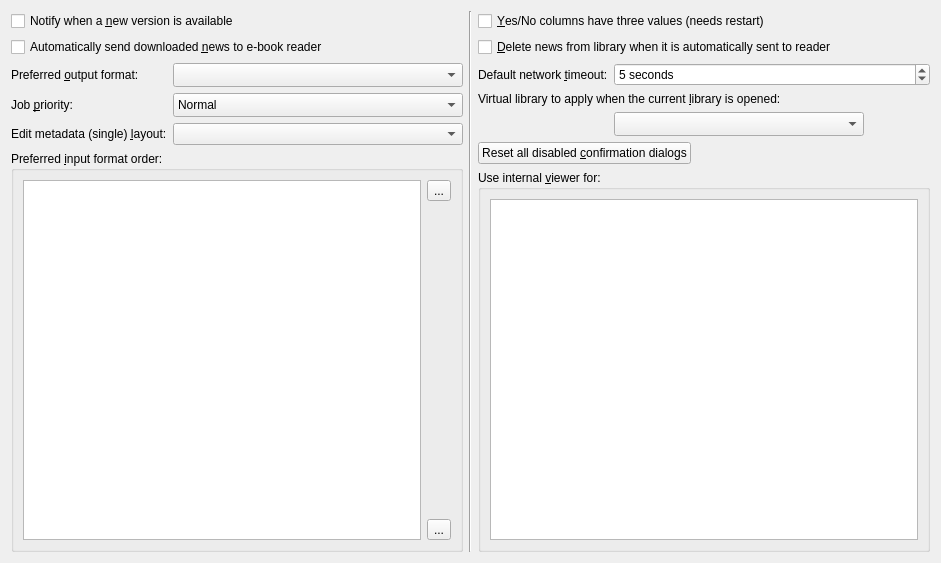
The window that src/calibre/gui2/preferences/behavior.ui (debian-calibre/calibre) describes before a commit, drawn with Qt 5.
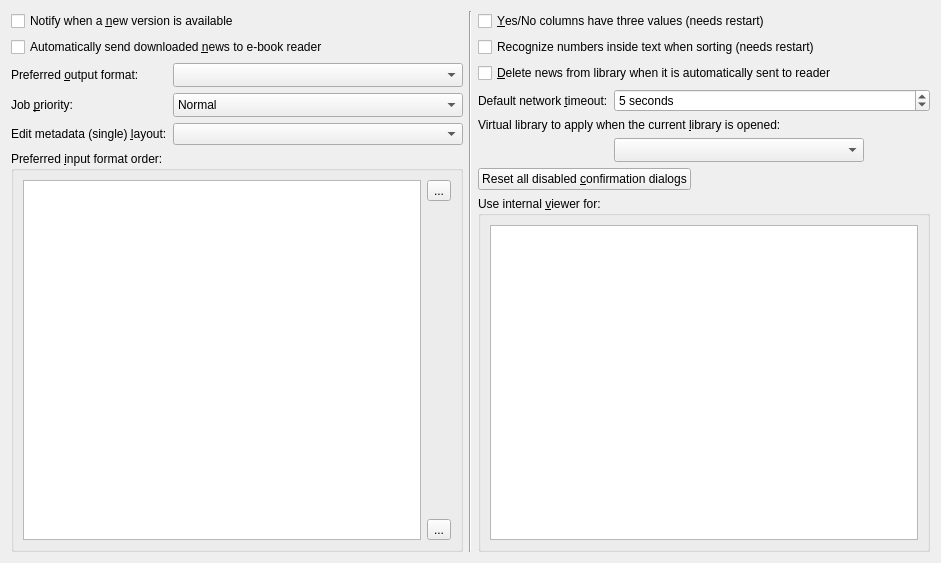
The same window after the commit. Icons and pictures are not drawn.

Patch:
```diff
--- a/src/calibre/gui2/preferences/behavior.ui
+++ b/src/calibre/gui2/preferences/behavior.ui
@@ -208,6 +208,20 @@
       </widget>
      </item>
      <item row="1" column="0" colspan="2">
+      <widget class="QCheckBox" name="opt_numeric_collation">
+       <property name="text">
+        <string>Recognize numbers inside text when sorting (needs restart)</string>
+       </property>
+       <property name="toolTip">
+        <string>&lt;p&gt;Setting this means that when sorting on text fields
+like title the text "Book 2" will sort before the text "Book 100".
+Note that setting this can cause problems with text that starts
+with numbers and is a little slower. This setting is per user, not
+per library.&lt;/p&gt;</string>
+       </property>
+      </widget>
+     </item>
+     <item row="2" column="0" colspan="2">
       <widget class="QCheckBox" name="opt_delete_news_from_library_on_upload">
        <property name="text">
         <string>&amp;Delete news from library when it is automatically sent to reader</string>
```
